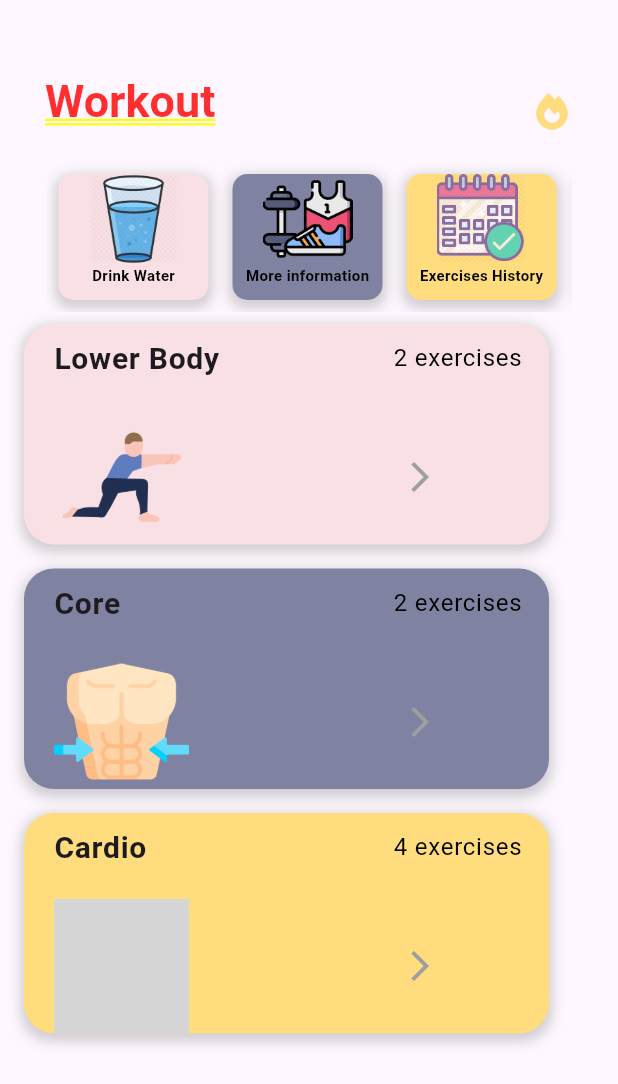
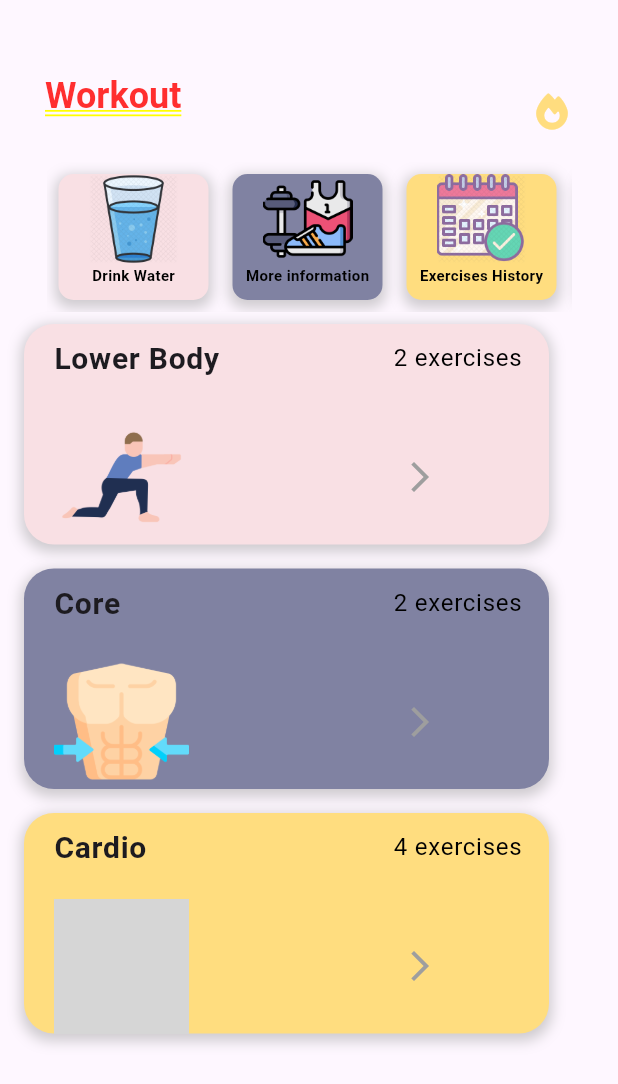
Before and after one commit to RamaTobbo/flutter1, a Flutter app: the Trainingexercises screen opened directly, on a phone screen of 412 x 824 dp. Shown: the top 1084 px of the screen. Run offline on Flutter 3.47's test engine with Material 3 defaults, Android fonts, the phone set to English and light mode, and no system bars; our stand-ins replace audioplayers, chat_bubbles, cloud_firestore, dots_indicator, firebase_core, firebase_messaging and 17 more; missing offline and left inert: jumping_dot, mobile_scanner; accounts and stored records are empty; grey boxes are pictures that could not be loaded.

Commit message:
Initial commit

```diff
--- a/lib/screens/CaloriesBurnedPerExercise.dart
+++ b/lib/screens/CaloriesBurnedPerExercise.dart
@@ -113,7 +113,7 @@ class _CaloriesburnedperexerciseState extends State<Caloriesburnedperexercise> {
                             onDismissed: (direction) {},
                             child: Container(
                               width: 330,
-                              height: 100,
+                              height: 110,
                               decoration: BoxDecoration(
                                 color: const Color(0xffffdd7f),
                                 borderRadius: BorderRadius.all(
@@ -132,7 +132,7 @@ class _CaloriesburnedperexerciseState extends State<Caloriesburnedperexercise> {
                                               fontSize: 15,
                                               color: Colors.black),
                                         ),
-                                        SizedBox(width: 20),
+                                        SizedBox(width: 15),
                                         Text(
                                           '${exercise.exerciseName}',
                                           style: GoogleFonts.robotoSlab(
--- a/lib/screens/trainingExercises.dart
+++ b/lib/screens/trainingExercises.dart
@@ -602,7 +602,7 @@ class _TrainingexercisesState extends State<Trainingexercises> {
                   child: Text(
                     'Workout',
                     style: GoogleFonts.roboto(
-                        fontSize: 30, fontWeight: FontWeight.bold),
+                        fontSize: 24, fontWeight: FontWeight.bold),
                   ),
                 )
               ],
```
Also changed, not shown: lib/DataHistory/drinkWater.dart (+8 -1 lines).
